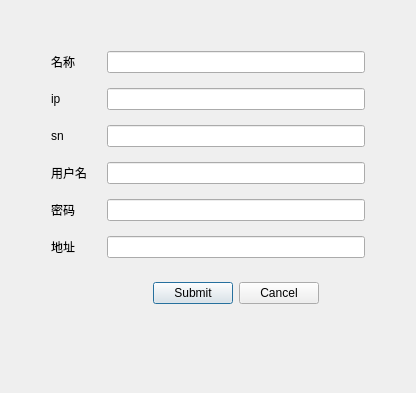
Meydan-ZHOU/smileSystem, file app/ui/AddCameraDialogUI.ui: the form before one commit.
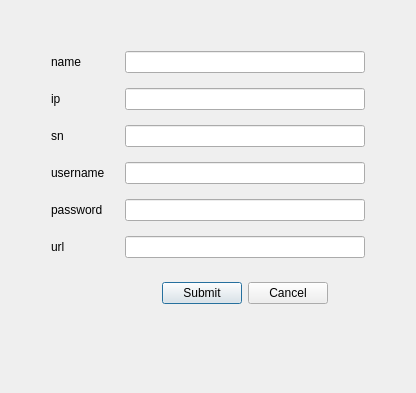
The form after the commit.

What changed in the file:
```diff
--- a/app/ui/AddCameraDialogUI.ui
+++ b/app/ui/AddCameraDialogUI.ui
@@ -60,7 +60,7 @@
           <item row="0" column="0">
            <widget class="QLabel" name="label">
             <property name="text">
-             <string>名称</string>
+             <string>name</string>
             </property>
            </widget>
           </item>
@@ -90,7 +90,7 @@
           <item row="3" column="0">
            <widget class="QLabel" name="label_5">
             <property name="text">
-             <string>用户名</string>
+             <string>username</string>
             </property>
            </widget>
           </item>
@@ -100,7 +100,7 @@
           <item row="4" column="0">
            <widget class="QLabel" name="label_4">
             <property name="text">
-             <string>密码</string>
+             <string>password</string>
             </property>
            </widget>
           </item>
@@ -110,7 +110,7 @@
           <item row="5" column="0">
            <widget class="QLabel" name="label_6">
             <property name="text">
-             <string>地址</string>
+             <string>url</string>
             </property>
            </widget>
           </item>
```
Left out of the diff: 2 changed lines with no effect on the pictures.
